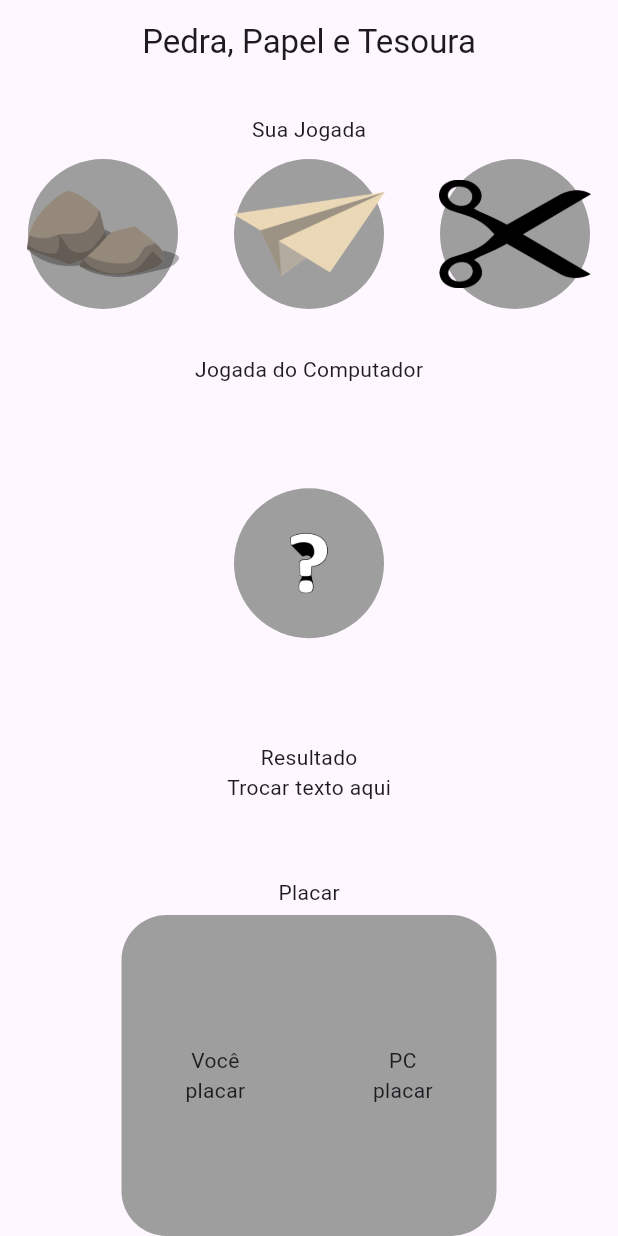
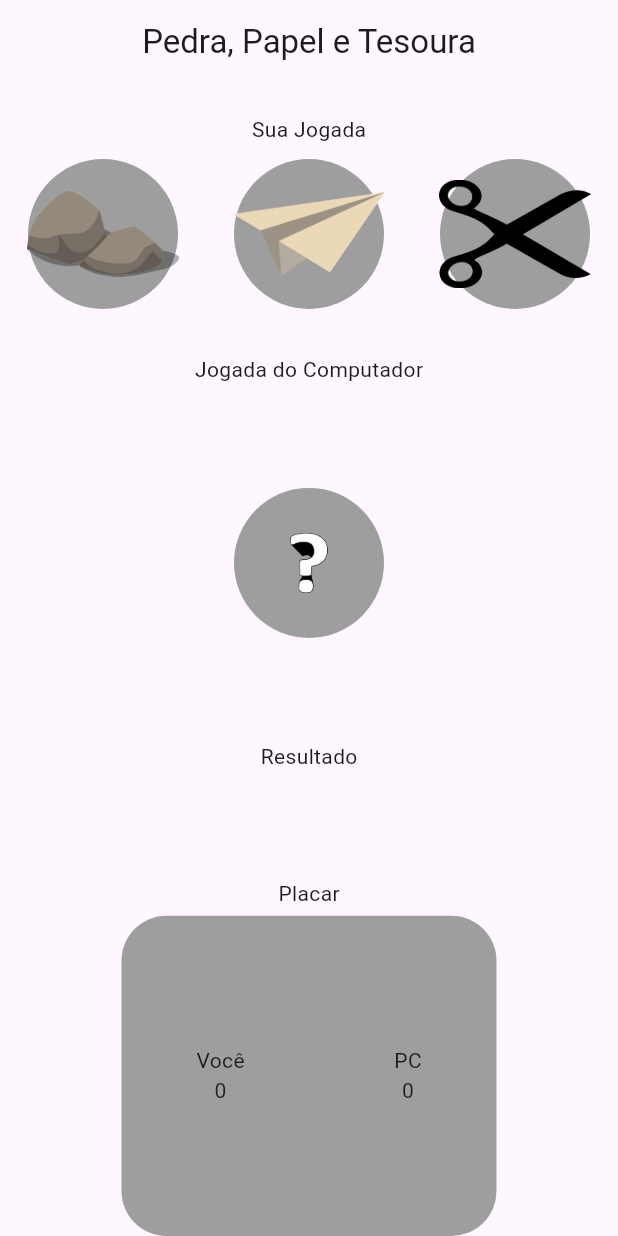
Before and after one commit to GabrielSilvaHomem/pedra-papel-tesoura, a Flutter app: the screen it shows after launch, on a phone screen of 412 x 824 dp. Run offline on Flutter 3.47's test engine with Material 3 defaults, Android fonts, the phone set to English and light mode, and no system bars; missing offline and left inert: dart:html.

```diff
--- a/lib/components/moves.dart
+++ b/lib/components/moves.dart
@@ -3,14 +3,22 @@ import 'dart:html';
 import 'package:flutter/material.dart';
 
 class Moves extends StatefulWidget {
-  const Moves({Key? key, this.imagem = 'images/ponto de interrogação.png'})
+  const Moves(
+      {Key? key,
+      this.imagem = 'images/ponto de interrogação.png',
+      required this.callback,
+      required this.isPc})
       : super(key: key);
 
   final String imagem;
+  final bool isPc;
+  final Function callback;
 
   @override
   State createState() => _MovesState();
 }
+
+bool estaVisivel = true;
 
 class _MovesState extends State<Moves> {
   @override
@@ -22,10 +30,19 @@ class _MovesState extends State<Moves> {
       width: 100,
       height: 100,
       child: IconButton(
-        icon: Image.asset((widget.imagem.isEmpty)
-            ? 'images/ponto de interrogação.png'
-            : widget.imagem),
-        onPressed: () {},
+        icon: AnimatedOpacity(
+          opacity: estaVisivel ? 1.0 : 0.0,
+          duration: Duration(milliseconds: 500),
+          child: Image.asset((widget.imagem.isEmpty)
+              ? 'images/ponto de interrogação.png'
+              : 'images/' + widget.imagem + '.png'),
+        ),
+        onPressed: () {
+          if (widget.isPc) {
+            return;
+          }
+          widget.callback(widget.imagem);
+        },
       ),
     ));
   }
--- a/lib/components/score.dart
+++ b/lib/components/score.dart
@@ -5,7 +5,7 @@ class Score extends StatefulWidget {
       : super(key: key);
 
   final String titulo;
-  final String placar;
+  final int placar;
 
   @override
   State createState() => _ScoreState();
@@ -16,7 +16,7 @@ class _ScoreState extends State<Score> {
   Widget build(BuildContext context) {
     return Column(
       mainAxisAlignment: MainAxisAlignment.center,
-      children: [Text(widget.titulo), Text(widget.placar)],
+      children: [Text(widget.titulo), Text(widget.placar.toString())],
     );
   }
 }
--- a/lib/components/scoreboard.dart
+++ b/lib/components/scoreboard.dart
@@ -2,7 +2,11 @@ import 'package:flutter/material.dart';
 import 'package:pedrapapeltesoura/components/score.dart';
 
 class Scoreboard extends StatefulWidget {
-  const Scoreboard({Key? key}) : super(key: key);
+  const Scoreboard({Key? key, this.placarPc = 0, this.placarUsuario = 0})
+      : super(key: key);
+
+  final int placarUsuario;
+  final int placarPc;
 
   @override
   State createState() => _ScoreboardState();
@@ -27,8 +31,8 @@ class _ScoreboardState extends State<Scoreboard> {
             child: Row(
               mainAxisAlignment: MainAxisAlignment.spaceAround,
               children: [
-                Score(titulo: 'Você', placar: 'placar'),
-                Score(titulo: 'PC', placar: 'placar')
+                Score(titulo: 'Você', placar: widget.placarUsuario),
+                Score(titulo: 'PC', placar: widget.placarPc)
               ],
             ),
           ),
```
Also changed, not shown: lib/pages/home.dart (+54 -7 lines).
